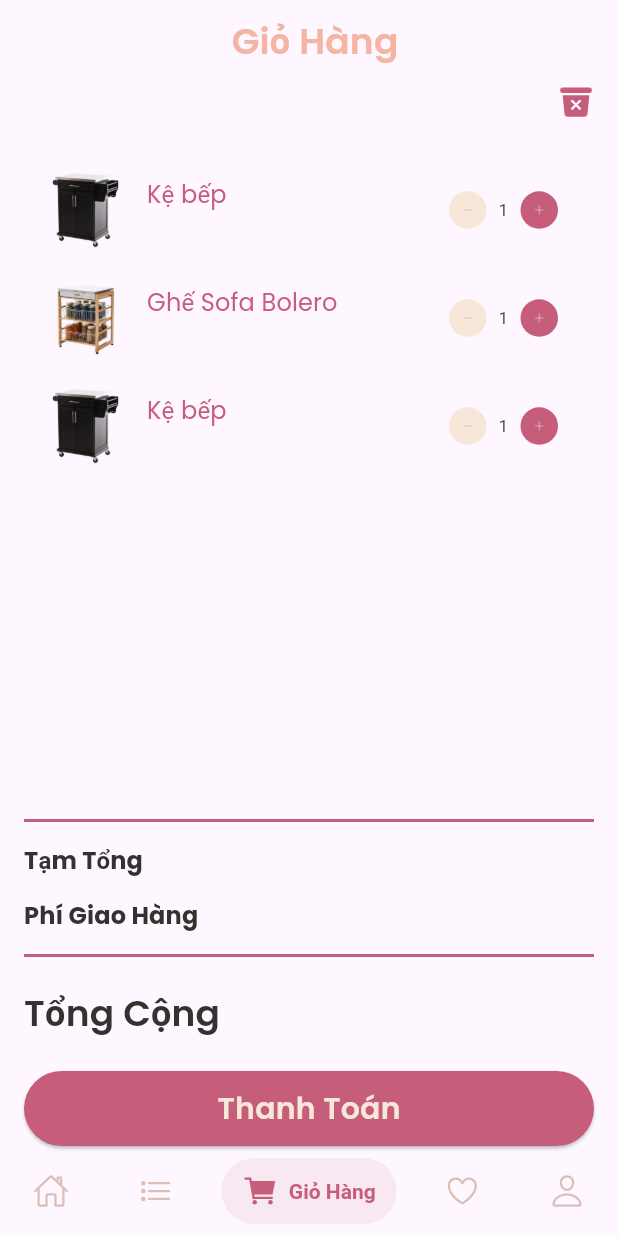
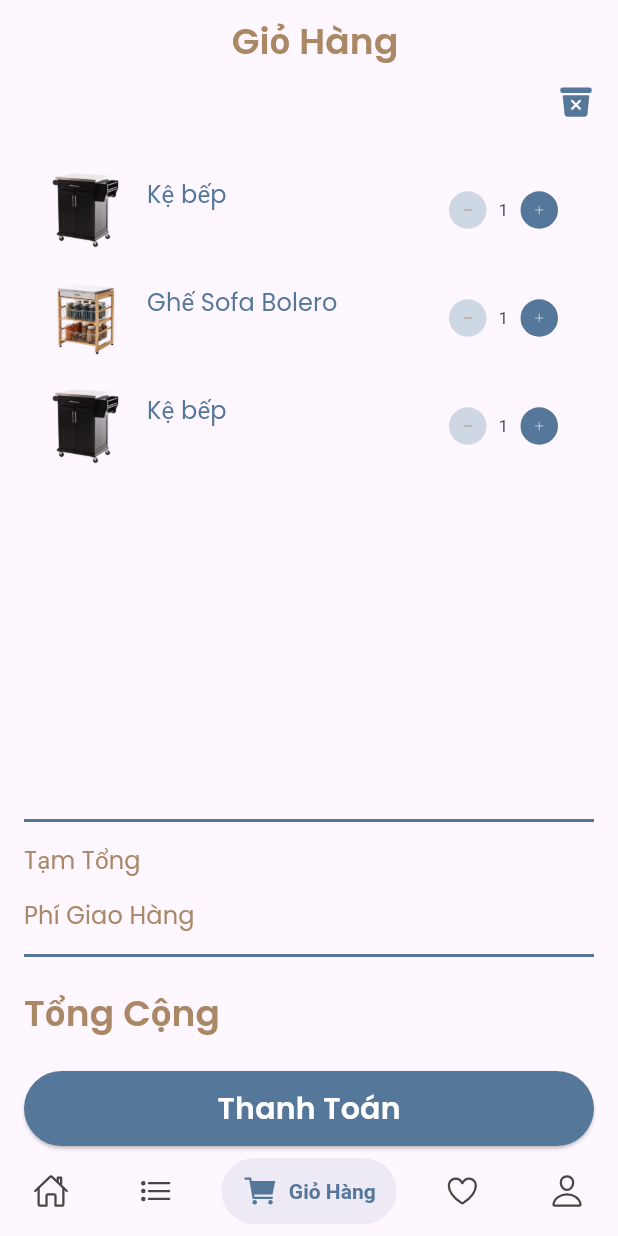
Before and after one commit to jasonn0203/hufniture, a Flutter app: the screen it shows after launch, on a phone screen of 412 x 824 dp. Run offline on Flutter 3.47's test engine with Material 3 defaults, Android fonts, the phone set to English and light mode, and no system bars; drawn by our look-alikes of flutter_slidable, salomon_bottom_bar; our stand-ins replace animated_splash_screen, cached_network_image, carousel_slider, contained_tab_bar_view, device_preview, flutter_onboarding_slider and 4 more; missing offline and left inert: currency_formatter.

Commit message:
ui - change app color

```diff
--- a/lib/configs/color_config.dart
+++ b/lib/configs/color_config.dart
@@ -1,15 +1,18 @@
 import 'package:flutter/material.dart';
 
 class ColorConfig {
-  static const Color primaryColor = Color(0xffC65D7B);
+  // static const Color primaryColor = Color(0xffC65D7B);
+  static const Color primaryColor = Color(0xff557799);
 
-  static const Color secondaryColor = Color(0xffF6E7D8);
+  // static const Color secondaryColor = Color(0xffF6E7D8);
+  static const Color secondaryColor = Color(0xffCDD8E4);
 
   static const Color mainTextColor = Color(0xff363130);
 
   static const Color descTextColor = Color(0xff4B4544);
 
-  static const Color accentColor = Color(0xffDCBEB6);
+  // static const Color accentColor = Color(0xffDCBEB6);
+  static const Color accentColor = Color(0xffAA8866);
 
   static const Color appbarColor = Color(0xffF4B5A4);
 
--- a/lib/ui/screens/app_navigation/app_navigation.dart
+++ b/lib/ui/screens/app_navigation/app_navigation.dart
@@ -33,7 +33,7 @@ class _AppNavigationState extends State<AppNavigation> {
       body: pages[_currentIndex],
       bottomNavigationBar: SalomonBottomBar(
         itemPadding: const EdgeInsets.symmetric(vertical: 10, horizontal: 14),
-        unselectedItemColor: ColorConfig.accentColor,
+        unselectedItemColor: ColorConfig.darkIconColor,
         selectedItemColor: ColorConfig.primaryColor,
         currentIndex: _currentIndex,
         onTap: (i) => setState(() => _currentIndex = i),
--- a/lib/ui/screens/cart_screen/cart_screen.dart
+++ b/lib/ui/screens/cart_screen/cart_screen.dart
@@ -139,8 +139,8 @@ class _CartScreenState extends State<CartScreen> {
                 AppCustomText(
                   content: 'Tạm Tổng',
                   textStyle: Theme.of(context).textTheme.titleSmall?.copyWith(
-                      color: ColorConfig.mainTextColor,
-                      fontWeight: FontWeight.bold),
+                      color: ColorConfig.accentColor,
+                      fontWeight: FontWeight.normal),
                 ),
                 AppCustomText(content: Helpers.formatPrice(totalPrice)),
               ],
@@ -154,8 +154,8 @@ class _CartScreenState extends State<CartScreen> {
                 AppCustomText(
                   content: 'Phí Giao Hàng',
                   textStyle: Theme.of(context).textTheme.titleSmall?.copyWith(
-                      color: ColorConfig.mainTextColor,
-                      fontWeight: FontWeight.bold),
+                      color: ColorConfig.accentColor,
+                      fontWeight: FontWeight.normal),
                 ),
                 AppCustomText(content: Helpers.formatPrice(shippingFee)),
               ],
@@ -176,7 +176,7 @@ class _CartScreenState extends State<CartScreen> {
                 AppCustomText(
                   content: 'Tổng Cộng',
                   textStyle: Theme.of(context).textTheme.titleMedium?.copyWith(
-                        color: ColorConfig.mainTextColor,
+                        color: ColorConfig.accentColor,
                       ),
                 ),
                 AppCustomText(
@@ -276,7 +276,7 @@ class _CartScreenState extends State<CartScreen> {
                 alignment: Alignment.center,
                 icon: const Icon(
                   Ionicons.add,
-                  color: ColorConfig.accentColor,
+                  color: ColorConfig.secondaryColor,
                   size: 10,
                 ),
                 onPressed: () {
--- a/lib/ui/screens/category/category_screen/category_screen.dart
+++ b/lib/ui/screens/category/category_screen/category_screen.dart
@@ -10,9 +10,9 @@ class CategoryScreen extends StatelessWidget {
     "Phòng Ngủ",
     "Phòng Bếp",
     "Phòng Tắm",
+    "Phòng Làm Việc",
     "Phòng Khách",
     "Phòng Thờ",
-    "Phòng Làm Việc",
     "Phòng Ăn",
   ];
   @override
--- a/lib/ui/screens/profile_screen/profile_screen.dart
+++ b/lib/ui/screens/profile_screen/profile_screen.dart
@@ -209,12 +209,12 @@ class ProfileScreen extends StatelessWidget {
               children: [
                 Icon(
                   Ionicons.person,
-                  color: ColorConfig.accentColor,
+                  color: ColorConfig.secondaryColor,
                   size: 30,
                 ),
                 Text(
                   'Cá Nhân',
-                  style: TextStyle(color: ColorConfig.accentColor),
+                  style: TextStyle(color: ColorConfig.secondaryColor),
                 )
               ],
             ),
@@ -228,12 +228,12 @@ class ProfileScreen extends StatelessWidget {
             children: [
               Icon(
                 Ionicons.reader,
-                color: ColorConfig.accentColor,
+                color: ColorConfig.secondaryColor,
                 size: 30,
               ),
               Text(
                 'Đơn Hàng',
-                style: TextStyle(color: ColorConfig.accentColor),
+                style: TextStyle(color: ColorConfig.secondaryColor),
               )
             ],
           )
--- a/lib/ui/widgets/buttons/app_button.dart
+++ b/lib/ui/widgets/buttons/app_button.dart
@@ -33,9 +33,7 @@ class AppButton extends StatelessWidget {
             text,
             style: Theme.of(context).textTheme.titleMedium?.copyWith(
                 fontSize: 20,
-                color: isPrimary
-                    ? ColorConfig.secondaryColor
-                    : ColorConfig.accentColor),
+                color: isPrimary ? Colors.white : ColorConfig.primaryColor),
           ),
         ),
       ),
--- a/lib/ui/widgets/category/category_grid/category_grid.dart
+++ b/lib/ui/widgets/category/category_grid/category_grid.dart
@@ -28,7 +28,7 @@ class CategoryGrid extends StatelessWidget {
             },
             child: Container(
               decoration: const BoxDecoration(
-                color: ColorConfig.appbarColor,
+                color: ColorConfig.accentColor,
                 borderRadius: BorderRadius.all(Radius.circular(15.0)),
               ),
               height: index % 2 == 0
--- a/lib/ui/widgets/custom_appbar/custom_appbar.dart
+++ b/lib/ui/widgets/custom_appbar/custom_appbar.dart
@@ -43,7 +43,7 @@ class CustomAppbar extends StatelessWidget implements PreferredSizeWidget {
               child: IconButton(
                 icon: const Icon(
                   Ionicons.search,
-                  color: ColorConfig.accentColor,
+                  color: ColorConfig.secondaryColor,
                 ),
                 onPressed: () {},
               ),
@@ -57,7 +57,7 @@ class CustomAppbar extends StatelessWidget implements PreferredSizeWidget {
           style: Theme.of(context)
               .textTheme
               .titleMedium
-              ?.copyWith(color: ColorConfig.appbarColor),
+              ?.copyWith(color: ColorConfig.accentColor),
         ),
       ),
     );
--- a/lib/ui/widgets/input/app_input.dart
+++ b/lib/ui/widgets/input/app_input.dart
@@ -106,7 +106,7 @@ class _AppInputState extends State<AppInput> {
             hintStyle: Theme.of(context)
                 .textTheme
                 .titleSmall
-                ?.copyWith(color: ColorConfig.accentColor),
+                ?.copyWith(color: ColorConfig.mainTextColor),
             filled: true,
             fillColor: widget.fillColor,
             focusedBorder: OutlineInputBorder(
```
